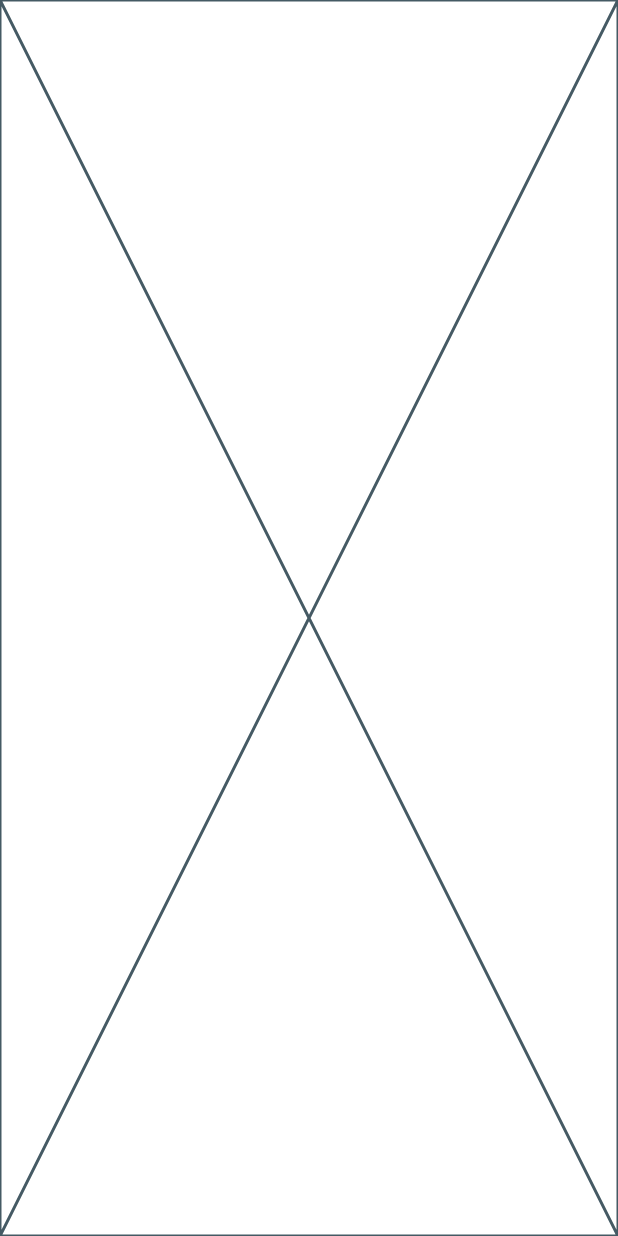
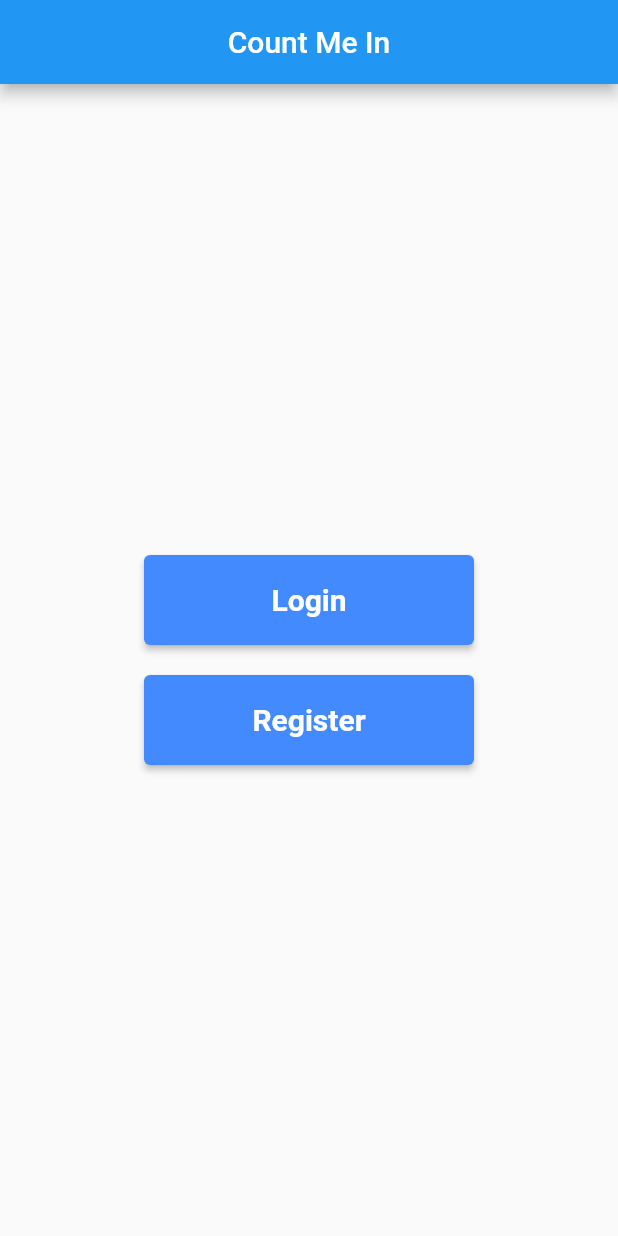
Before and after one commit to CSE-21/count-me-in, a Flutter app: the screen it shows after launch, on a phone screen of 412 x 824 dp. Run offline on Flutter 3.47's test engine with Material 2 defaults, Android fonts, the light colour scheme and no system bars.

Commit message:
LogRegister screen

```diff
--- a/lib/main.dart
+++ b/lib/main.dart
@@ -1,6 +1,6 @@
 import 'package:flutter/material.dart';
 
-import 'screens/home.dart';
+import 'screens/login.dart';
 
 void main() {
   runApp(const MyApp());
@@ -26,7 +26,7 @@ class MyApp extends StatelessWidget {
         // is not restarted.
         primarySwatch: Colors.blue,
       ),
-      home: const HomeScreen(),
+      home: const LogRegister(),
     );
   }
 }
--- a/lib/screens/home.dart
+++ /dev/null
@@ -1,15 +0,0 @@
-import 'package:flutter/material.dart';
-
-class HomeScreen extends StatefulWidget {
-  const HomeScreen({Key? key}) : super(key: key);
-
-  @override
-  State<HomeScreen> createState() => _HomeScreenState();
-}
-
-class _HomeScreenState extends State<HomeScreen> {
-  @override
-  Widget build(BuildContext context) {
-    return const Placeholder();
-  }
-}
--- /dev/null
+++ b/lib/screens/login.dart
@@ -0,0 +1,63 @@
+import 'package:flutter/material.dart';
+
+class LogRegister extends StatefulWidget {
+  const LogRegister({Key? key}) : super(key: key);
+
+  @override
+  State<LogRegister> createState() => _LogRegisterState();
+}
+
+class _LogRegisterState extends State<LogRegister> {
+  @override
+  Widget build(BuildContext context) {
+    return Scaffold(
+      appBar: AppBar(
+        title: Text("Count Me In"),
+        centerTitle: true,
+      ),
+      body: Container(
+        child: Column(
+          mainAxisAlignment: MainAxisAlignment.center,
+          // crossAxisAlignment: CrossAxisAlignment.stretch,
+          children: [
+            Center(
+              child: Container(
+                width: 220,
+                height: 60,
+                child: ElevatedButton(
+                  onPressed: () {},
+                  child: Text("Login"),
+                  style: ElevatedButton.styleFrom(
+                    backgroundColor: Colors.blueAccent,
+                    textStyle: TextStyle(
+                        color: Colors.white,
+                        fontWeight: FontWeight.bold,
+                        fontSize: 20),
+                  ),
+                ),
+              ),
+            ),
+            SizedBox(
+              height: 20,
+            ),
+            Container(
+              width: 220,
+              height: 60,
+              child: ElevatedButton(
+                onPressed: () {},
+                child: Text("Register"),
+                style: ElevatedButton.styleFrom(
+                  backgroundColor: Colors.blueAccent,
+                  textStyle: TextStyle(
+                      color: Colors.white,
+                      fontWeight: FontWeight.bold,
+                      fontSize: 20),
+                ),
+              ),
+            ),
+          ],
+        ),
+      ),
+    );
+  }
+}
```
